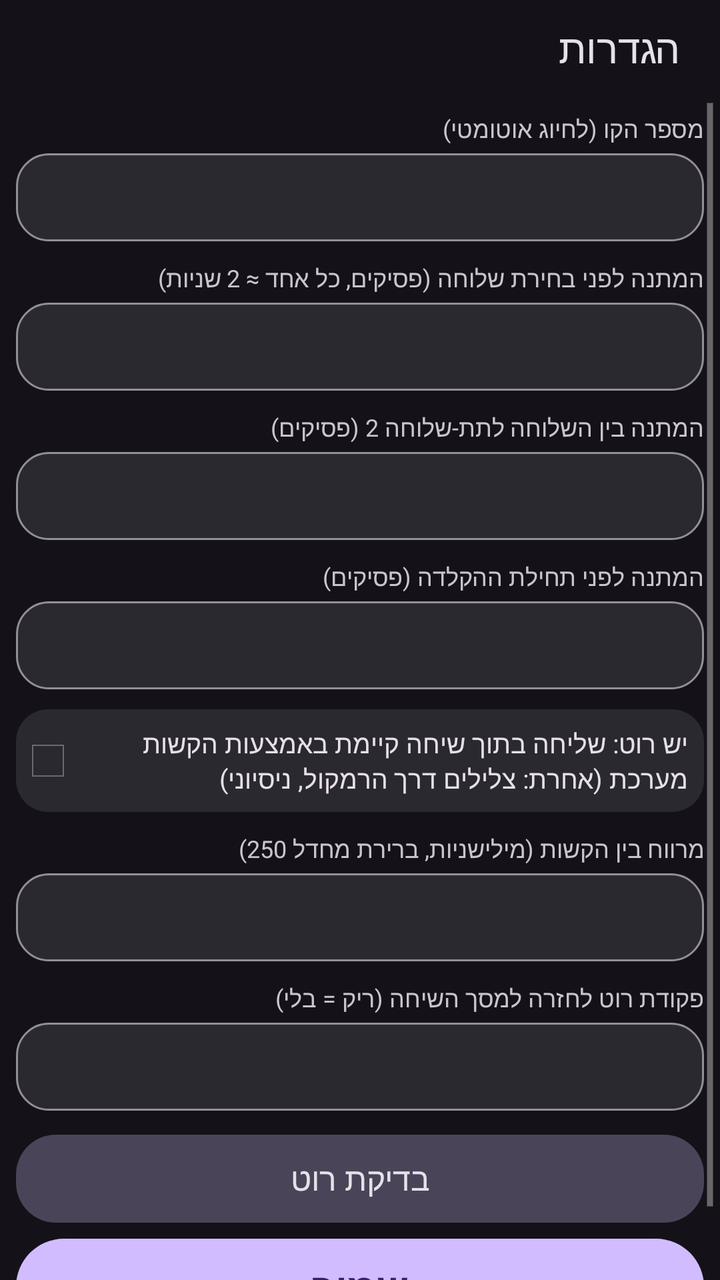
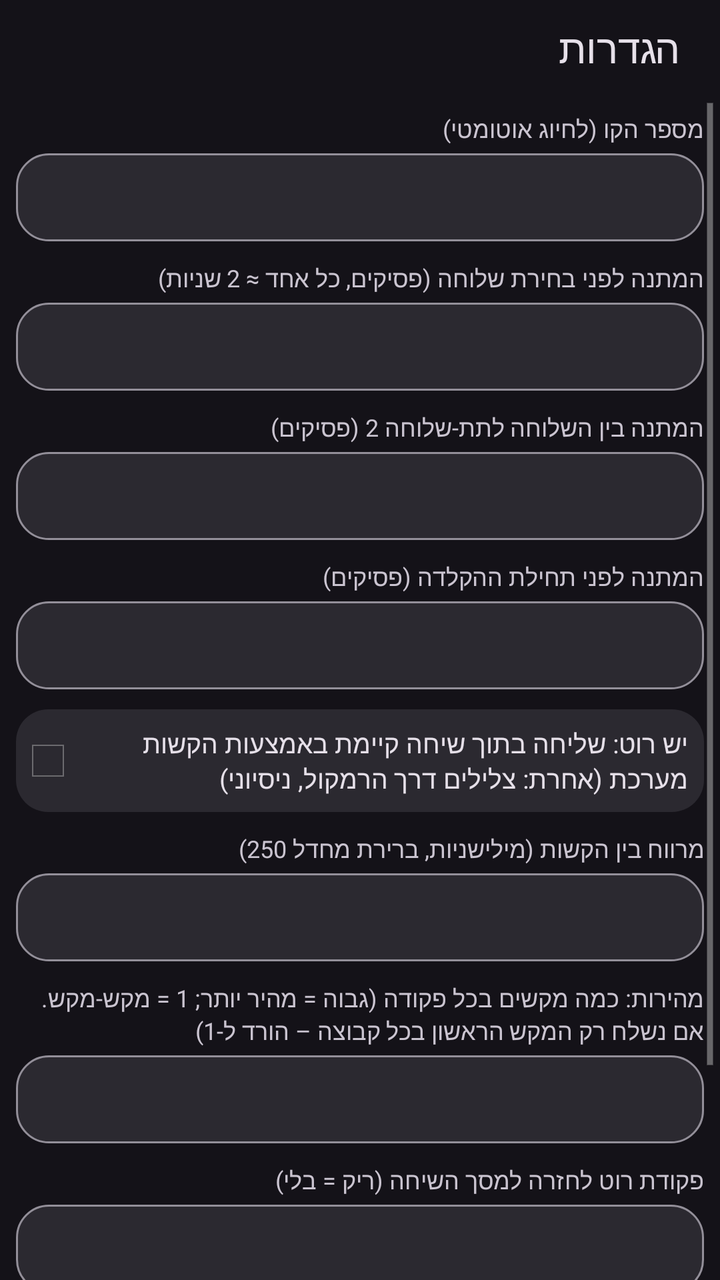

An Android layout rendered at two revisions. The XML below is the earlier revision; the diff shows what the commit changed to produce the second picture.
<!-- AndroidManifest.xml: application theme AppTheme -->
<!-- res/layout/activity_settings.xml -->
<?xml version="1.0" encoding="utf-8"?>
<LinearLayout xmlns:android="http://schemas.android.com/apk/res/android"
    android:layout_width="match_parent"
    android:layout_height="match_parent"
    android:background="?attr/colorBgMain"
    android:orientation="vertical">

    <TextView
        android:layout_width="match_parent"
        android:layout_height="48dp"
        android:background="?attr/colorHeader"
        android:gravity="center_vertical"
        android:paddingEnd="20dp"
        android:paddingStart="20dp"
        android:text="@string/title_settings"
        android:textColor="?attr/colorTextPrimary"
        android:textSize="20sp" />

    <ScrollView
        android:layout_width="match_parent"
        android:layout_height="match_parent"
        android:fillViewport="true">

        <LinearLayout
            android:layout_width="match_parent"
            android:layout_height="wrap_content"
            android:orientation="vertical"
            android:padding="8dp">

            <TextView
                android:layout_width="match_parent"
                android:layout_height="wrap_content"
                android:text="@string/label_number"
                android:textColor="?attr/colorTextSecondary"
                android:textSize="12sp" />

            <EditText
                android:id="@+id/edit_number"
                android:layout_width="match_parent"
                android:layout_height="wrap_content"
                android:layout_marginTop="4dp"
                android:background="?attr/bgInput"
                android:gravity="start"
                android:inputType="phone"
                android:minHeight="44dp"
                android:paddingEnd="16dp"
                android:paddingStart="16dp"
                android:singleLine="true"
                android:textColor="?attr/colorTextPrimary"
                android:textDirection="ltr"
                android:textSize="18sp"
                android:nextFocusUp="@+id/btn_save"
                android:nextFocusDown="@+id/edit_p1" />

            <TextView
                android:layout_width="match_parent"
                android:layout_height="wrap_content"
                android:layout_marginTop="10dp"
                android:text="@string/label_p1"
                android:textColor="?attr/colorTextSecondary"
                android:textSize="12sp" />

            <EditText
                android:id="@+id/edit_p1"
                android:layout_width="match_parent"
                android:layout_height="wrap_content"
                android:layout_marginTop="4dp"
                android:background="?attr/bgInput"
                android:gravity="start"
                android:inputType="number"
                android:maxLength="2"
                android:minHeight="44dp"
                android:paddingEnd="16dp"
                android:paddingStart="16dp"
                android:singleLine="true"
                android:textColor="?attr/colorTextPrimary"
                android:textSize="18sp"
                android:nextFocusUp="@id/edit_number"
                android:nextFocusDown="@+id/edit_p2" />

            <TextView
                android:layout_width="match_parent"
                android:layout_height="wrap_content"
                android:layout_marginTop="10dp"
                android:text="@string/label_p2"
                android:textColor="?attr/colorTextSecondary"
                android:textSize="12sp" />

            <EditText
                android:id="@+id/edit_p2"
                android:layout_width="match_parent"
                android:layout_height="wrap_content"
                android:layout_marginTop="4dp"
                android:background="?attr/bgInput"
                android:gravity="start"
                android:inputType="number"
                android:maxLength="2"
                android:minHeight="44dp"
                android:paddingEnd="16dp"
                android:paddingStart="16dp"
                android:singleLine="true"
                android:textColor="?attr/colorTextPrimary"
                android:textSize="18sp"
                android:nextFocusUp="@id/edit_p1"
                android:nextFocusDown="@+id/edit_p3" />

            <TextView
                android:layout_width="match_parent"
                android:layout_height="wrap_content"
                android:layout_marginTop="10dp"
                android:text="@string/label_p3"
                android:textColor="?attr/colorTextSecondary"
                android:textSize="12sp" />

            <EditText
                android:id="@+id/edit_p3"
                android:layout_width="match_parent"
                android:layout_height="wrap_content"
                android:layout_marginTop="4dp"
                android:background="?attr/bgInput"
                android:gravity="start"
                android:inputType="number"
                android:maxLength="2"
                android:minHeight="44dp"
                android:paddingEnd="16dp"
                android:paddingStart="16dp"
                android:singleLine="true"
                android:textColor="?attr/colorTextPrimary"
                android:textSize="18sp"
                android:nextFocusUp="@id/edit_p2"
                android:nextFocusDown="@+id/cb_root" />

            <CheckBox
                android:id="@+id/cb_root"
                android:layout_width="match_parent"
                android:layout_height="wrap_content"
                android:layout_marginTop="10dp"
                android:background="?attr/bgCard"
                android:minHeight="44dp"
                android:padding="8dp"
                android:text="@string/cb_root"
                android:textColor="?attr/colorTextPrimary"
                android:textSize="13sp"
                android:nextFocusUp="@id/edit_p3"
                android:nextFocusDown="@+id/edit_gap" />

            <TextView
                android:layout_width="match_parent"
                android:layout_height="wrap_content"
                android:layout_marginTop="10dp"
                android:text="@string/label_gap"
                android:textColor="?attr/colorTextSecondary"
                android:textSize="12sp" />

            <EditText
                android:id="@+id/edit_gap"
                android:layout_width="match_parent"
                android:layout_height="wrap_content"
                android:layout_marginTop="4dp"
                android:background="?attr/bgInput"
                android:gravity="start"
                android:inputType="number"
                android:maxLength="5"
                android:minHeight="44dp"
                android:paddingEnd="16dp"
                android:paddingStart="16dp"
                android:singleLine="true"
                android:textColor="?attr/colorTextPrimary"
                android:textSize="18sp"
                android:nextFocusUp="@id/cb_root"
                android:nextFocusDown="@+id/edit_cmd" />

            <TextView
                android:layout_width="match_parent"
                android:layout_height="wrap_content"
                android:layout_marginTop="10dp"
                android:text="@string/label_cmd"
                android:textColor="?attr/colorTextSecondary"
                android:textSize="12sp" />

            <EditText
                android:id="@+id/edit_cmd"
                android:layout_width="match_parent"
                android:layout_height="wrap_content"
                android:layout_marginTop="4dp"
                android:background="?attr/bgInput"
                android:gravity="start"
                android:inputType="textNoSuggestions"
                android:layoutDirection="ltr"
                android:minHeight="44dp"
                android:paddingEnd="16dp"
                android:paddingStart="16dp"
                android:singleLine="true"
                android:textColor="?attr/colorTextPrimary"
                android:textSize="16sp"
                android:nextFocusUp="@id/edit_gap"
                android:nextFocusDown="@+id/btn_test_root" />

            <Button
                android:id="@+id/btn_test_root"
                android:layout_width="match_parent"
                android:layout_height="44dp"
                android:layout_marginTop="12dp"
                android:background="?attr/bgBtnTonal"
                android:text="@string/btn_test_root"
                android:textColor="?attr/colorTextPrimary"
                android:textSize="16sp"
                android:nextFocusUp="@id/edit_cmd"
                android:nextFocusDown="@+id/btn_save" />

            <Button
                android:id="@+id/btn_save"
                android:layout_width="match_parent"
                android:layout_height="48dp"
                android:layout_marginTop="8dp"
                android:background="?attr/bgBtnFilled"
                android:text="@string/btn_save"
                android:textColor="?attr/colorOnAccent"
                android:textSize="20sp"
                android:textStyle="bold"
                android:nextFocusUp="@id/btn_test_root"
                android:nextFocusDown="@id/edit_number" />
        </LinearLayout>
    </ScrollView>
</LinearLayout>
<!-- resources referenced by this layout -->
<resources>
  <string name="btn_save">שמור</string>
  <string name="btn_test_root">בדיקת רוט</string>
  <string name="cb_root">יש רוט: שליחה בתוך שיחה קיימת באמצעות הקשות מערכת (אחרת: צלילים דרך הרמקול, ניסיוני)</string>
  <string name="label_cmd">פקודת רוט לחזרה למסך השיחה (ריק = בלי)</string>
  <string name="label_gap">מרווח בין הקשות (מילישניות, ברירת מחדל 250)</string>
  <string name="label_number">מספר הקו (לחיוג אוטומטי)</string>
  <string name="label_p1">המתנה לפני בחירת שלוחה (פסיקים, כל אחד ≈ 2 שניות)</string>
  <string name="label_p2">המתנה בין השלוחה לתת-שלוחה 2 (פסיקים)</string>
  <string name="label_p3">המתנה לפני תחילת ההקלדה (פסיקים)</string>
  <string name="title_settings">הגדרות</string>
  <color name="bg_dark">#FF141218</color>
  <color name="header_dark">#FF141218</color>
  <color name="accent_dark">#FFD0BCFF</color>
  <color name="on_accent_dark">#FF381E72</color>
  <color name="text_white">#FFE6E0E9</color>
  <color name="text_light_gray">#FFCAC4D0</color>
  <!-- drawable bg_input_d (drawable) -->
  <?xml version="1.0" encoding="utf-8"?>
  <selector xmlns:android="http://schemas.android.com/apk/res/android">
      <item android:state_focused="true">
      <shape android:shape="rectangle">
          <solid android:color="#FF2B2930" />
          <stroke android:width="3dp" android:color="#FFD0BCFF" />
          <corners android:radius="16dp" />
      </shape>
      </item>
      <item>
      <shape android:shape="rectangle">
          <solid android:color="#FF2B2930" />
          <stroke android:width="1dp" android:color="#FF938F99" />
          <corners android:radius="16dp" />
      </shape>
      </item>
  </selector>
  <!-- drawable bg_card_d (drawable) -->
  <?xml version="1.0" encoding="utf-8"?>
  <selector xmlns:android="http://schemas.android.com/apk/res/android">
      <item>
      <shape android:shape="rectangle">
          <solid android:color="#FF2B2930" />
          <corners android:radius="16dp" />
      </shape>
      </item>
  </selector>
  <!-- drawable bg_btn_tonal_d (drawable) -->
  <?xml version="1.0" encoding="utf-8"?>
  <selector xmlns:android="http://schemas.android.com/apk/res/android">
      <item android:state_focused="true">
      <shape android:shape="rectangle">
          <solid android:color="#FF4A4458" />
          <stroke android:width="3dp" android:color="#FFEADDFF" />
          <corners android:radius="20dp" />
      </shape>
      </item>
      <item android:state_pressed="true">
      <shape android:shape="rectangle">
          <solid android:color="#FF938F99" />
          <corners android:radius="20dp" />
      </shape>
      </item>
      <item>
      <shape android:shape="rectangle">
          <solid android:color="#FF4A4458" />
          <corners android:radius="20dp" />
      </shape>
      </item>
  </selector>
  <!-- drawable bg_icon_btn_d (drawable) -->
  <?xml version="1.0" encoding="utf-8"?>
  <selector xmlns:android="http://schemas.android.com/apk/res/android">
      <item android:state_focused="true">
      <shape android:shape="rectangle">
          <solid android:color="#FF4A4458" />
          <stroke android:width="3dp" android:color="#FFEADDFF" />
          <corners android:radius="24dp" />
      </shape>
      </item>
      <item android:state_pressed="true">
      <shape android:shape="rectangle">
          <solid android:color="#FF4A4458" />
          <corners android:radius="24dp" />
      </shape>
      </item>
      <item>
      <shape android:shape="rectangle">
          <solid android:color="#00000000" />
          <corners android:radius="24dp" />
      </shape>
      </item>
  </selector>
  <!-- unchanged entries left out for length: 2 -->
</resources>

<!-- the commit's change to res/layout/activity_settings.xml (unified diff, before → after) -->
@@ -168,6 +168,32 @@
                 android:textColor="?attr/colorTextPrimary"
                 android:textSize="18sp"
                 android:nextFocusUp="@id/cb_root"
+                android:nextFocusDown="@+id/edit_batch" />
+
+            <TextView
+                android:layout_width="match_parent"
+                android:layout_height="wrap_content"
+                android:layout_marginTop="10dp"
+                android:text="@string/label_batch"
+                android:textColor="?attr/colorTextSecondary"
+                android:textSize="12sp" />
+
+            <EditText
+                android:id="@+id/edit_batch"
+                android:layout_width="match_parent"
+                android:layout_height="wrap_content"
+                android:layout_marginTop="4dp"
+                android:background="?attr/bgInput"
+                android:gravity="start"
+                android:inputType="number"
+                android:maxLength="3"
+                android:minHeight="44dp"
+                android:paddingEnd="16dp"
+                android:paddingStart="16dp"
+                android:singleLine="true"
+                android:textColor="?attr/colorTextPrimary"
+                android:textSize="18sp"
+                android:nextFocusUp="@id/edit_gap"
                 android:nextFocusDown="@+id/edit_cmd" />
 
             <TextView
@@ -193,7 +219,7 @@
                 android:singleLine="true"
                 android:textColor="?attr/colorTextPrimary"
                 android:textSize="16sp"
-                android:nextFocusUp="@id/edit_gap"
+                android:nextFocusUp="@id/edit_batch"
                 android:nextFocusDown="@+id/btn_test_root" />
 
             <Button
<!-- resource entries referenced after the edit -->
@@ -3,6 +3,7 @@
   <string name="btn_save">שמור</string>
   <string name="btn_test_root">בדיקת רוט</string>
   <string name="cb_root">יש רוט: שליחה בתוך שיחה קיימת באמצעות הקשות מערכת (אחרת: צלילים דרך הרמקול, ניסיוני)</string>
+  <string name="label_batch">מהירות: כמה מקשים בכל פקודה (גבוה = מהיר יותר; 1 = מקש-מקש. אם נשלח רק המקש הראשון בכל קבוצה – הורד ל-1)</string>
   <string name="label_cmd">פקודת רוט לחזרה למסך השיחה (ריק = בלי)</string>
   <string name="label_gap">מרווח בין הקשות (מילישניות, ברירת מחדל 250)</string>
   <string name="label_number">מספר הקו (לחיוג אוטומטי)</string>
